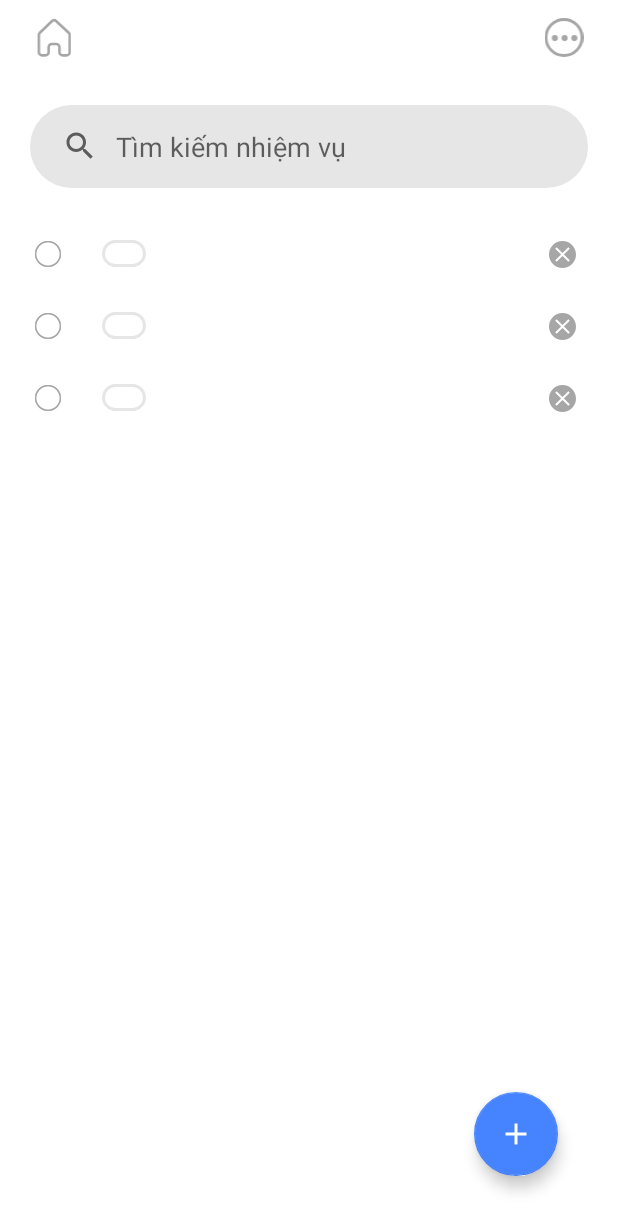
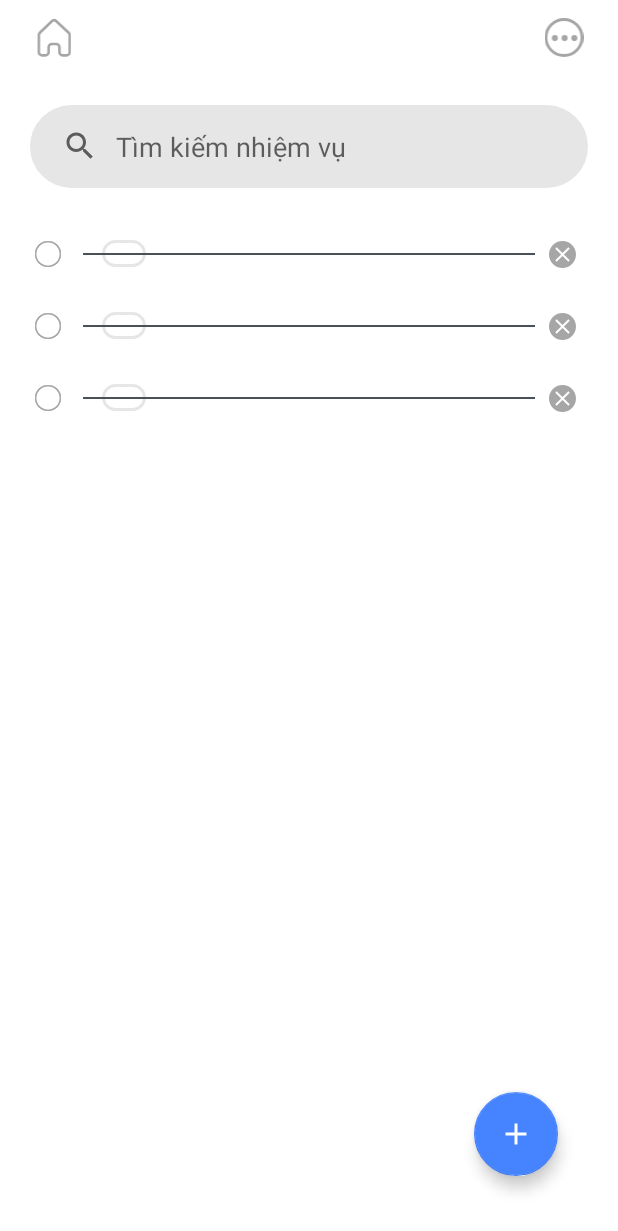
Before and after one commit to december31/note-and-todo-app, an Android app: the layout fragment_task_list.xml on its own in the app's theme, with its tools: preview values and no code run, on a phone screen of 412 x 824 dp. Shown: the top 1231 px of the screen. Run offline under Robolectric (Android 15) with nearby library versions, the phone set to English and light mode, and no system bars.

Commit message:
task item ui/ux

```diff
--- a/app/src/main/java/com/example/note_and_todo_app/utils/Constants.java
+++ b/app/src/main/java/com/example/note_and_todo_app/utils/Constants.java
@@ -12,6 +12,6 @@ public class Constants {
     public static final DateTimeFormatter DATE_TIME_FORMATTER_1 = DateTimeFormatter.ofPattern("dd MMMM yyyy hh:mm");
     public static final Long CATEGORY_ID_DEFAULT = -1L;
 
-    public static final Long ANIMATION_DURATION = 700L;
-    public static final Long ANIMATION_OFFSET = 100L;
+    public static final Long ANIMATION_DURATION = 400L;
+    public static final Long ANIMATION_OFFSET = 50L;
 }
--- a/app/src/main/res/drawable/bg_gray_rounded.xml
+++ b/app/src/main/res/drawable/bg_gray_rounded.xml
@@ -1,6 +1,6 @@
 <?xml version="1.0" encoding="utf-8"?>
 <shape xmlns:android="http://schemas.android.com/apk/res/android">
-    <solid android:color="@color/gray"/>
+    <solid android:color="@color/light_gray"/>
     <corners android:radius="100dp"/>
     <padding android:left="15dp"
         android:bottom="15dp"
--- a/app/src/main/res/drawable/bg_transparent_rounded.xml
+++ b/app/src/main/res/drawable/bg_transparent_rounded.xml
@@ -4,7 +4,7 @@
     <corners android:radius="100dp"/>
     <stroke
         android:width="2dp"
-        android:color="@color/gray"/>
+        android:color="@color/light_gray"/>
     <padding android:left="15dp"
         android:bottom="15dp"
         android:right="15dp"
--- a/app/src/main/res/drawable/item_selector.xml
+++ b/app/src/main/res/drawable/item_selector.xml
@@ -1,5 +1,5 @@
 <?xml version="1.0" encoding="utf-8"?>
 <selector xmlns:android="http://schemas.android.com/apk/res/android">
     <item android:color="@color/blue" android:state_checked="true"/>
-    <item android:color="@color/gray"/>
+    <item android:color="@color/light_gray"/>
 </selector>
--- a/app/src/main/res/layout/dialog_create_category.xml
+++ b/app/src/main/res/layout/dialog_create_category.xml
@@ -31,7 +31,7 @@
 
             <View
                 android:layout_marginTop="20dp"
-                android:background="@color/gray"
+                android:background="@color/light_gray"
                 android:layout_width="match_parent"
                 android:layout_height="2dp"/>
 
@@ -50,7 +50,7 @@
                     android:background="@color/transparent"
                     android:layout_height="match_parent"/>
                 <View
-                    android:background="@color/gray"
+                    android:background="@color/light_gray"
                     android:layout_width="2dp"
                     android:layout_height="match_parent"/>
                 <androidx.appcompat.widget.AppCompatButton
--- a/app/src/main/res/layout/dialog_create_task.xml
+++ b/app/src/main/res/layout/dialog_create_task.xml
@@ -31,7 +31,7 @@
                 tools:targetApi="p" />
             <View
                 android:layout_marginTop="12dp"
-                android:background="@color/gray"
+                android:background="@color/light_gray"
                 android:layout_width="match_parent"
                 android:layout_height="2dp"/>
 
@@ -78,7 +78,7 @@
 
             <View
                 android:layout_marginTop="12dp"
-                android:background="@color/gray"
+                android:background="@color/light_gray"
                 android:layout_width="match_parent"
                 android:layout_height="2dp"/>
 
@@ -97,7 +97,7 @@
                     android:background="@color/transparent"
                     android:layout_height="match_parent"/>
                 <View
-                    android:background="@color/gray"
+                    android:background="@color/light_gray"
                     android:layout_width="2dp"
                     android:layout_height="match_parent"/>
                 <androidx.appcompat.widget.AppCompatButton
--- a/app/src/main/res/layout/fragment_task_list.xml
+++ b/app/src/main/res/layout/fragment_task_list.xml
@@ -37,7 +37,7 @@
                 android:layout_marginTop="20dp"
                 tools:listitem="@layout/layout_task_item"
                 android:layout_width="match_parent"
-                android:layout_height="wrap_content"/>
+                android:layout_height="match_parent"/>
         </androidx.appcompat.widget.LinearLayoutCompat>
 
         <com.google.android.material.floatingactionbutton.FloatingActionButton
--- a/app/src/main/res/layout/layout_custom_tool_bar.xml
+++ b/app/src/main/res/layout/layout_custom_tool_bar.xml
@@ -1,7 +1,7 @@
 <?xml version="1.0" encoding="utf-8"?>
 <RelativeLayout xmlns:android="http://schemas.android.com/apk/res/android"
     android:layout_width="match_parent"
-    android:layout_height="50dp"
+    android:layout_height="54dp"
     android:paddingVertical="12dp"
     android:paddingHorizontal="20dp"
     xmlns:tools="http://schemas.android.com/tools">
@@ -16,7 +16,7 @@
     <TextView
         android:id="@+id/title"
         tools:text="Title"
-        android:textSize="22sp"
+        android:textSize="22dp"
         android:textAllCaps="false"
         android:textStyle="bold"
         android:paddingHorizontal="20dp"
--- a/app/src/main/res/layout/layout_task_category_item.xml
+++ b/app/src/main/res/layout/layout_task_category_item.xml
@@ -16,7 +16,7 @@
 
         <androidx.cardview.widget.CardView
             android:id="@+id/tasks_count_container"
-            android:backgroundTint="@color/gray"
+            android:backgroundTint="@color/light_gray"
             android:layout_width="22dp"
             android:layout_height="22dp"
             app:cardCornerRadius="30dp"
--- a/app/src/main/res/layout/layout_task_item.xml
+++ b/app/src/main/res/layout/layout_task_item.xml
@@ -6,6 +6,8 @@
     <data>
 
         <import type="com.example.note_and_todo_app.database.task.TaskState" />
+        <import type="androidx.core.content.ContextCompat"/>
+        <import type="android.view.View"/>
 
         <variable
             name="data"
@@ -19,6 +21,7 @@
         <androidx.appcompat.widget.LinearLayoutCompat
             android:orientation="horizontal"
             android:gravity="center_vertical"
+            android:animateLayoutChanges="true"
             app:layout_constraintStart_toStartOf="parent"
             app:layout_constraintTop_toTopOf="parent"
             app:layout_constraintEnd_toStartOf="@id/delete_button"
@@ -44,7 +47,7 @@
                 android:ellipsize="end"
                 android:lines="1"
                 android:paddingEnd="12dp"
-                android:textColor="@color/black"
+                android:textColor="@{data.state==TaskState.DONE?@color/medium_gray:@color/black}"
                 android:maxWidth="160dp"
                 android:layout_width="wrap_content"
                 android:layout_height="wrap_content"
@@ -54,6 +57,7 @@
                 android:id="@+id/due_date"
                 tools:text="@tools:sample/date/ddmmyy"
                 android:textSize="12sp"
+                android:visibility="@{data.state==TaskState.DONE?View.GONE:View.VISIBLE}"
                 android:paddingVertical="0dp"
                 android:background="@drawable/bg_transparent_rounded"
                 android:layout_width="wrap_content"
@@ -66,9 +70,22 @@
             app:layout_constraintTop_toTopOf="parent"
             app:layout_constraintBottom_toBottomOf="parent"
             android:layout_marginEnd="8dp"
+            android:visibility="@{data.state == TaskState.DONE ? View.VISIBLE : View.GONE}"
             android:src="@drawable/ic_delete"
             android:layout_width="18dp"
             android:layout_height="18dp" />
 
+        <View
+            android:id="@+id/streak"
+            app:layout_constraintTop_toTopOf="parent"
+            app:layout_constraintBottom_toBottomOf="parent"
+            app:layout_constraintStart_toStartOf="parent"
+            app:layout_constraintEnd_toEndOf="parent"
+            android:layout_marginHorizontal="35dp"
+            android:visibility="@{data.state==TaskState.DONE?View.VISIBLE:View.GONE}"
+            android:background="@color/dark_gray"
+            android:layout_width="0dp"
+            android:layout_height="1dp"/>
+
     </androidx.constraintlayout.widget.ConstraintLayout>
 </layout>
--- a/app/src/main/res/values/colors.xml
+++ b/app/src/main/res/values/colors.xml
@@ -7,6 +7,8 @@
     <color name="teal_700">#FF018786</color>
     <color name="black">#FF000000</color>
     <color name="white">#FFFFFFFF</color>
+    <color name="light_gray">#e6e6e6</color>
+    <color name="medium_gray">#a9a9a9</color>
     <color name="gray">#e6e6e6</color>
     <color name="dark_grey">#A9A9A9</color>
     <color name="dark_gray">#495057</color>
```
Also changed, not shown: app/src/main/java/com/example/note_and_todo_app/todo/category/TaskCategoryAdapter.java (+6 -1 lines), app/src/main/java/com/example/note_and_todo_app/todo/list/TaskListAdapter.java (+29 -8 lines), app/src/main/java/com/example/note_and_todo_app/todo/list/TaskListFragment.java (+10 -2 lines), app/src/main/res/anim/animation_wipe_from_left.xml (added, +10 -0 lines).
